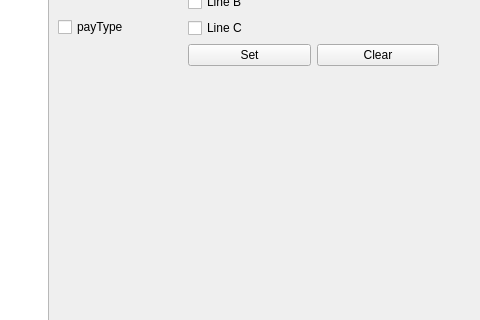
Above: subway_system/mainwindow.ui from KoalaYan/CS241-Project before the change; both pictures show x 832 to 1312 and y 244 to 564 of the 1312 by 660 pixel window. Below: the same form after it.
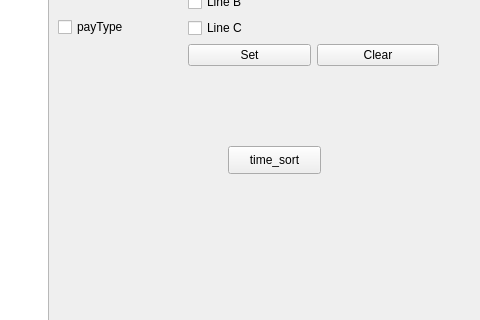
That is the form after the change.

```diff
--- a/subway_system/mainwindow.ui
+++ b/subway_system/mainwindow.ui
@@ -252,6 +252,19 @@
      </item>
     </layout>
    </widget>
+   <widget class="QPushButton" name="pushButton">
+    <property name="geometry">
+     <rect>
+      <x>1060</x>
+      <y>390</y>
+      <width>93</width>
+      <height>28</height>
+     </rect>
+    </property>
+    <property name="text">
+     <string>time_sort</string>
+    </property>
+   </widget>
   </widget>
   <widget class="QMenuBar" name="menubar">
    <property name="geometry">
```
